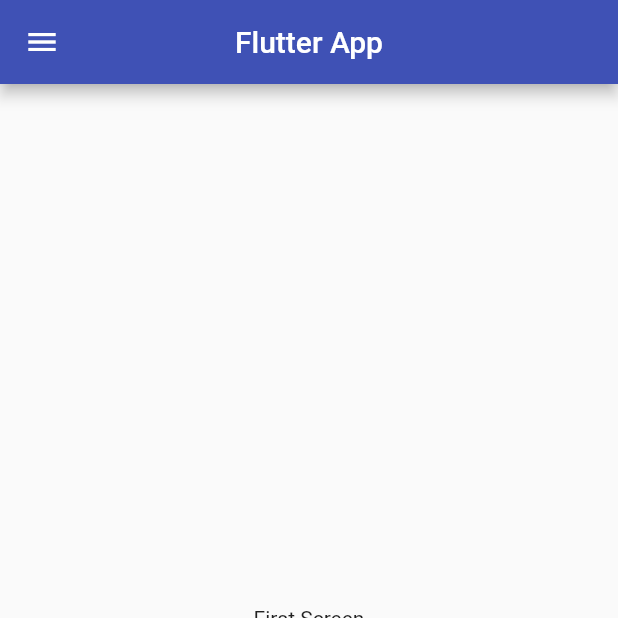
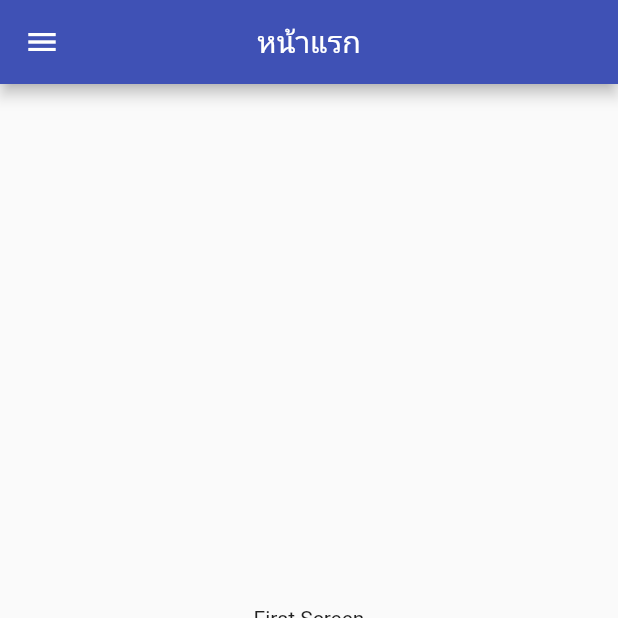
Before and after one commit to patipan-patisampita/flutter_cir2w16, a Flutter app: the screen it shows after launch, on a phone screen of 412 x 824 dp, the top half of it. Run offline on Flutter 3.47's test engine with Material 2 defaults, Android fonts, the phone set to English and light mode, and no system bars.

Commit message:
ีupdate

```diff
--- a/lib/screens/contact.dart
+++ b/lib/screens/contact.dart
@@ -8,7 +8,7 @@ class ContactScreen extends StatelessWidget {
   Widget build(BuildContext context) {
     return Scaffold(
        appBar: AppBar(
-        title: const Text("Flutter App"),
+        title: const Text("ติดต่อเรา"),
         centerTitle: true,
         backgroundColor: Colors.purple,
       ),
--- a/lib/screens/first_screen.dart
+++ b/lib/screens/first_screen.dart
@@ -12,7 +12,7 @@ class FirstScreen extends StatelessWidget {
   Widget build(BuildContext context) {
     return Scaffold(
       appBar: AppBar(
-        title: const Text("Flutter App"),
+        title: const Text("หน้าแรก"),
         centerTitle: true,
         backgroundColor: Colors.indigo,
       ),
--- a/lib/screens/login.dart
+++ b/lib/screens/login.dart
@@ -8,7 +8,7 @@ class LoginScreen extends StatelessWidget {
   Widget build(BuildContext context) {
     return Scaffold(
        appBar: AppBar(
-        title: const Text("Flutter App"),
+        title: const Text("เข้าสู่ระบบ"),
         centerTitle: true,
         backgroundColor: Colors.red,
       ),
--- a/lib/screens/profile.dart
+++ b/lib/screens/profile.dart
@@ -9,7 +9,7 @@ class ProfileScreen extends StatelessWidget {
   Widget build(BuildContext context) {
     return Scaffold(
        appBar: AppBar(
-        title: const Text("Flutter App"),
+        title: const Text("ประวัติส่วนตัว"),
         centerTitle: true,
         backgroundColor: Colors.teal,
       ),
```
